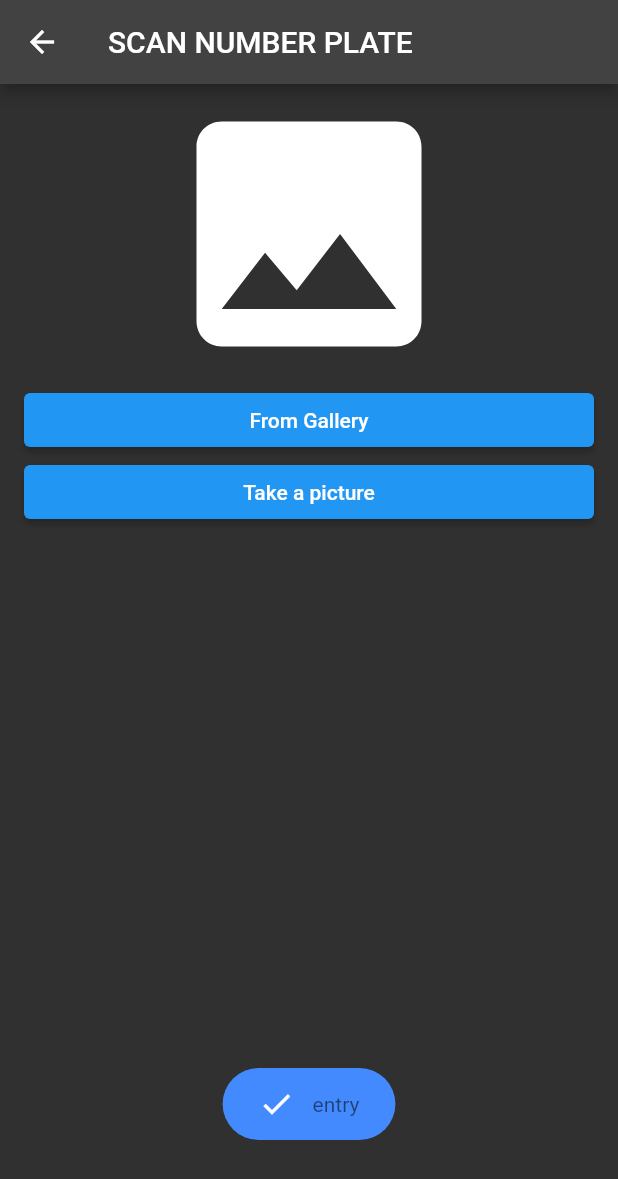
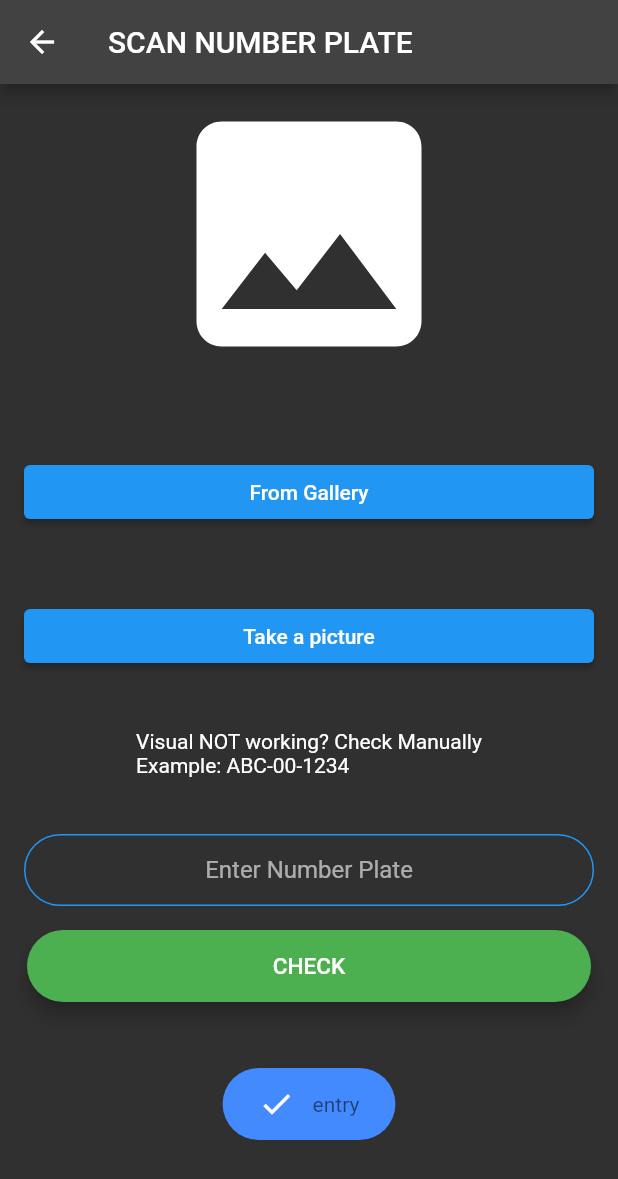
Before and after one commit to muhlikVision/CARFARE, a Flutter app: the GuardScreen screen opened by its route, after a tap on "ENTRY", on a phone screen of 412 x 824 dp. Shown: the top 1179 px of the screen. Run offline on Flutter 3.47's test engine with Material 2 defaults, Android fonts, the phone set to English and light mode, and no system bars; our stand-ins replace animated_text_kit, awesome_notifications, camera, cloud_firestore, firebase_auth, firebase_core and 5 more; missing offline and left inert: flutter_stripe, google_ml_kit; accounts and stored records are empty.

Commit message:
30nov2021

```diff
--- a/lib/VisionDetectorViews/camera_view.dart
+++ b/lib/VisionDetectorViews/camera_view.dart
@@ -1,6 +1,7 @@
 import 'dart:io';
 
 import 'package:camera/camera.dart';
+import 'package:carfare/screens/guard_home.dart';
 import 'package:carfare/screens/home.dart';
 import 'package:carfare/screens/login.dart';
 import 'package:cloud_firestore/cloud_firestore.dart';
@@ -12,6 +13,7 @@ import 'package:image_picker/image_picker.dart';
 import 'package:shared_preferences/shared_preferences.dart';
 
 import '../constants.dart';
+import '../genericWidgets.dart';
 import '../main.dart';
 
 enum ScreenMode { gallery }
@@ -44,8 +46,8 @@ class _CameraViewState extends State<CameraView> {
   File _image;
   ImagePicker _imagePicker;
   int _cameraIndex = 0;
-
-
+  //temp
+  String numpy;
 
   @override
   void initState() {
@@ -64,6 +66,53 @@ class _CameraViewState extends State<CameraView> {
   void dispose() {
     _stopLiveFeed();
     super.dispose();
+  }
+
+  void custom(){
+    // showAnimatedDialog(
+    //   context: context,
+    //   barrierDismissible: true,
+    //   builder: (BuildContext context) {
+    //     return ClassicGeneralDialogWidget(
+    //       titleText: 'Title',
+    //       contentText: 'content',
+    //       onPositiveClick: () {
+    //         Navigator.of(context).pop();
+    //       },
+    //       onNegativeClick: () {
+    //         Navigator.of(context).pop();
+    //       },
+    //     );
+    //   },
+    //   animationType: DialogTransitionType.size,
+    //   curve: Curves.fastOutSlowIn,
+    //   duration: Duration(seconds: 1),
+    // );
+  }
+  void _openCustomDialog() {
+    showGeneralDialog(
+        barrierColor: Color(0xFF141313).withOpacity(0.5),
+        transitionBuilder: (context, a1, a2, widget) {
+          return Transform.scale(
+            scale: a1.value,
+            child: Opacity(
+              opacity: a1.value,
+              child: Center(
+                child: AlertDialog(
+                  shape: OutlineInputBorder(
+                      borderRadius: BorderRadius.circular(16.0)),
+                  title: Image.asset('images/tick.gif',height: 125.0, width: 125.0,),
+                  content: Text('Verified'),
+                ),
+              ),
+            ),
+          );
+        },
+        transitionDuration: Duration(milliseconds: 100),
+        barrierDismissible: true,
+        barrierLabel: '',
+        context: context,
+        pageBuilder: (context, animation1, animation2) {});
   }
 
   @override
@@ -103,10 +152,9 @@ class _CameraViewState extends State<CameraView> {
 
   Widget _body() {
     Widget body;
-      body = _galleryBody();
+    body = _galleryBody();
     return body;
   }
-
 
   Widget _galleryBody() {
     return ListView(shrinkWrap: true, children: [
@@ -126,6 +174,9 @@ class _CameraViewState extends State<CameraView> {
               Icons.image,
               size: 200,
             ),
+      SizedBox(
+        height: 48.0,
+      ),
       Padding(
         padding: EdgeInsets.symmetric(horizontal: 16),
         child: ElevatedButton(
@@ -133,11 +184,50 @@ class _CameraViewState extends State<CameraView> {
           onPressed: () => _getImage(ImageSource.gallery),
         ),
       ),
+      SizedBox(
+        height: 48.0,
+      ),
       Padding(
         padding: EdgeInsets.symmetric(horizontal: 16),
         child: ElevatedButton(
           child: Text('Take a picture'),
           onPressed: () => _getImage(ImageSource.camera),
+        ),
+      ),
+      SizedBox(
+        height: 38.0,
+      ),
+      Center(
+          child: Text(
+        'Visual NOT working? Check Manually\nExample: ABC-00-1234',
+        style: TextStyle(color: Colors.white),
+      )),
+      SizedBox(
+        height: 38.0,
+      ),
+      Padding(
+        padding: const EdgeInsets.symmetric(horizontal: 16),
+        child: InputField(
+          onChange: (value) {
+            numpy = value;
+          },
+          bcolor: Colors.blue,
+          text: 'Enter Number Plate',
+          type: TextInputType.emailAddress,
+        ),
+      ),
+      Padding(
+        padding: const EdgeInsets.symmetric(horizontal: 18),
+        child: ButtonBuilder(
+          onPress: () async {
+            numpy.toUpperCase();
+            print(numpy);
+            TextDetectorViewState().getUserInfo(numpy.toUpperCase());
+            //checkSyntax();
+            _openCustomDialog();
+          },
+          color: Colors.green,
+          text: 'CHECK',
         ),
       ),
       // Padding(
@@ -167,7 +257,6 @@ class _CameraViewState extends State<CameraView> {
     }
     setState(() {});
   }
-
 
   Future _startLiveFeed() async {
     final camera = cameras[_cameraIndex];
--- a/lib/main.dart
+++ b/lib/main.dart
@@ -8,6 +8,7 @@ import 'screens/login.dart';
 import 'package:flutter/material.dart';
 import 'package:firebase_auth/firebase_auth.dart';
 import 'package:awesome_notifications/awesome_notifications.dart';
+
 
 List<CameraDescription> cameras = [];
 String currentPage = '';
--- a/lib/screens/guard_home.dart
+++ b/lib/screens/guard_home.dart
@@ -22,6 +22,7 @@ import 'package:fluttertoast/fluttertoast.dart';
 String num = '';
 int x = 0;
 List<String> numberPlate = [];
+String vehicle_status = 'entry';
 
 enum STATE {
   MAIN,
@@ -31,14 +32,15 @@ enum STATE {
 
 class GuardScreen extends StatefulWidget {
   static const String id = 'guard_screen';
+
   @override
-  _TextDetectorViewState createState() => _TextDetectorViewState();
+  TextDetectorViewState createState() => TextDetectorViewState();
 }
 
 //TODO:...............................................
-//TODO: ADD GUEST TOKEN AND CAR NUMBER MANUAL CHECKER
+//TODO: ADD GUEST TOKEN AND Manual syntax checker AND Floor counter
 
-class _TextDetectorViewState extends State<GuardScreen> {
+class TextDetectorViewState extends State<GuardScreen> {
   final _auth = FirebaseAuth.instance; //auth data
   final _firestore = FirebaseFirestore.instance;
   TextDetector textDetector = GoogleMlKit.vision.textDetector();
@@ -47,9 +49,9 @@ class _TextDetectorViewState extends State<GuardScreen> {
 
   String sendToFb;
 
-  String vehicle_status = 'entry';
 
   STATE currentState = STATE.MAIN;
+
 
   @override
   void dispose() async {
@@ -164,6 +166,12 @@ class _TextDetectorViewState extends State<GuardScreen> {
     }
   }
 
+  String getTime ()
+  {
+    String now = DateTime.now().toString();
+    return now;
+  }
+
   void disPlate(List<String> n) {
     //LEB 15,1234
 
@@ -244,11 +252,11 @@ class _TextDetectorViewState extends State<GuardScreen> {
 
   void verify(List<String> n) async {
     sendToFb = n.join('-');
-    getUserInfo();
-    print(sendToFb);
+    getUserInfo(sendToFb);
+    //print(sendToFb);
   }
 
-  getUserInfo() async {
+  getUserInfo(String sendToFb) async {
     try {
       var docSnapshot =
           await _firestore.collection('Vehicles').doc(sendToFb).get();
@@ -259,6 +267,14 @@ class _TextDetectorViewState extends State<GuardScreen> {
         // setState(() {
         //   currentState = WAIT.DATA_FETCHED;
         // });
+
+        _firestore.collection('TrafficMonitor').doc() // <-- Document ID
+            .set({
+          'number_plate': sendToFb,
+          'type': vehicle_status,
+          'time_date': getTime(),
+        });
+
         showToast(
             '$carName has been Verified', Colors.greenAccent, Icons.check);
       } else {
--- a/pubspec.yaml
+++ b/pubspec.yaml
@@ -27,6 +27,7 @@ dependencies:
   flutter_stripe: any
   http: any
   pay: ^1.0.6
+  flutter_animated_dialog: any
 
 dev_dependencies:
   flutter_test:
```
Also changed, not shown: images/tick.gif (added), pubspec.lock.
